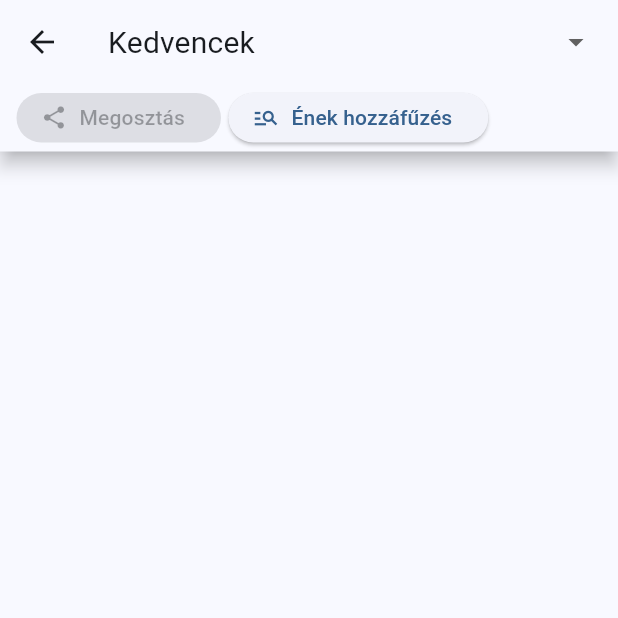
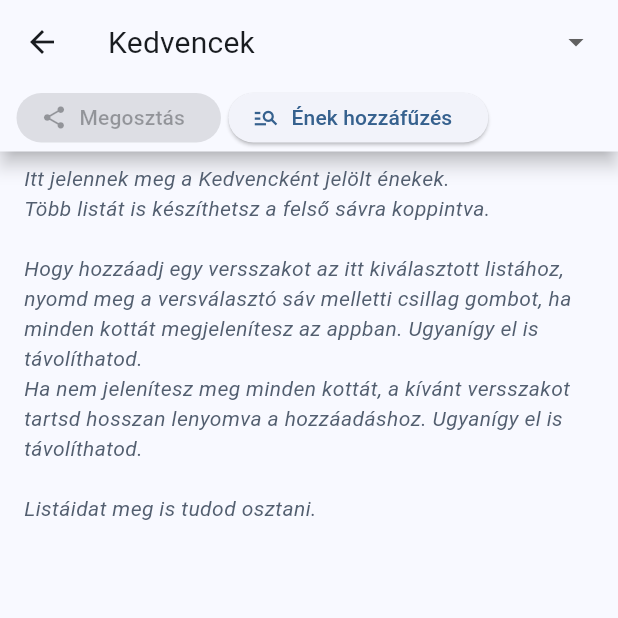
Before and after one commit to reformatus/enekeskonyv-app, a Flutter app: the CuesPage screen opened directly, on a phone screen of 412 x 824 dp, the top half of it. Run offline on Flutter 3.47's test engine with Material 2 defaults, Android fonts, the phone set to English and light mode, and no system bars; our stand-ins replace app_links, diacritic, flutter_svg, qr_flutter, share_plus, shared_preferences; missing offline and left inert: fading_edge_scrollview, mailto; accounts and stored records are empty.

Commit message:
cues help text on empty list

```diff
--- a/lib/cues/cues_page.dart
+++ b/lib/cues/cues_page.dart
@@ -145,13 +145,32 @@ class CuesPage extends StatelessWidget {
                   ),
                 ),
                 Expanded(
-                  child: ReorderableListView(
-                    onReorder: (oldIndex, newIndex) => settings.reorderCue(
-                        settings.selectedCue, oldIndex, newIndex),
-                    physics:
-                        Platform.isIOS ? const BouncingScrollPhysics() : null,
-                    children: getVerseTiles(settings),
-                  ),
+                  child: settings.getSelectedCueContent().isEmpty
+                      ? ListTile(
+                          subtitle: Text(
+                            '''
+Itt jelennek meg a Kedvencként jelölt énekek.
+Több listát is készíthetsz a felső sávra koppintva.
+
+Hogy hozzáadj egy versszakot az itt kiválasztott listához, nyomd meg a versválasztó sáv melletti csillag gombot, ha minden kottát megjelenítesz az appban. Ugyanígy el is távolíthatod.
+Ha nem jelenítesz meg minden kottát, a kívánt versszakot tartsd hosszan lenyomva a hozzáadáshoz. Ugyanígy el is távolíthatod.
+
+Listáidat meg is tudod osztani.''',
+                            style: TextStyle(
+                              color: Theme.of(context).colorScheme.secondary,
+                              fontStyle: FontStyle.italic,
+                            ),
+                          ),
+                        )
+                      : ReorderableListView(
+                          onReorder: (oldIndex, newIndex) =>
+                              settings.reorderCue(
+                                  settings.selectedCue, oldIndex, newIndex),
+                          physics: Platform.isIOS
+                              ? const BouncingScrollPhysics()
+                              : null,
+                          children: getVerseTiles(settings),
+                        ),
                 ),
               ],
             ));
```
